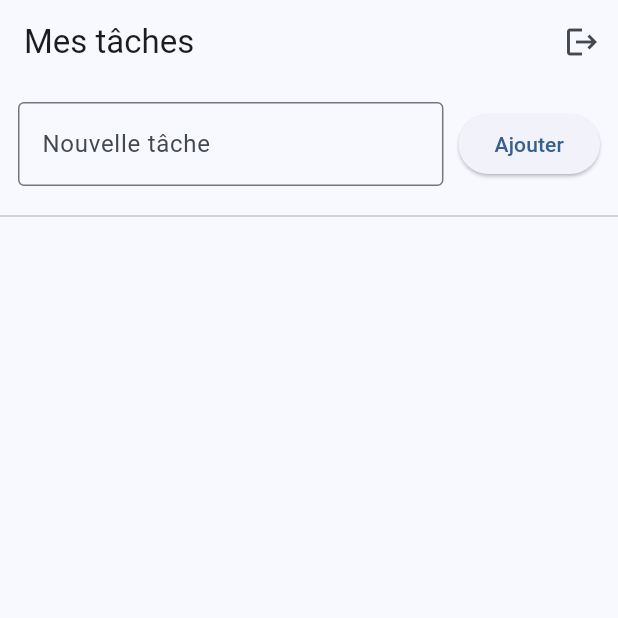
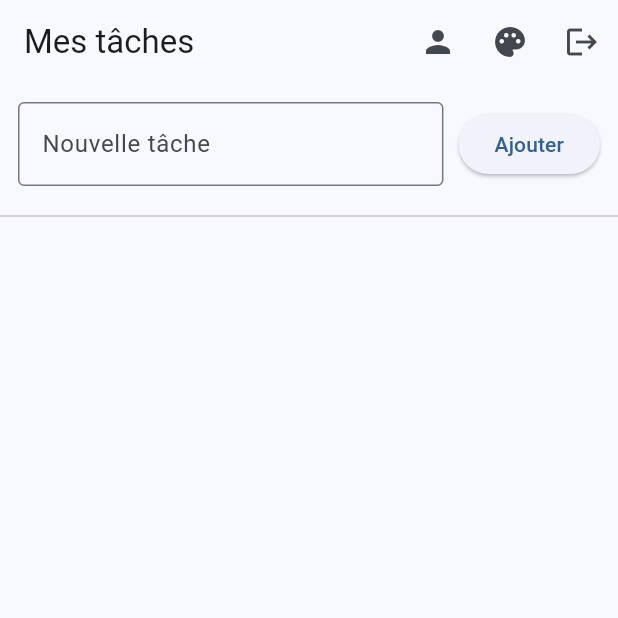
Before and after one commit to mouadmoudid/todo, a Flutter app: the screen it shows after launch, after a tap on "Se connecter", after a tap on "Continuer avec Google", on a phone screen of 412 x 824 dp, the top half of it. Run offline on Flutter 3.47's test engine with Material 3 defaults, Android fonts, the phone set to English and light mode, and no system bars; our stand-ins replace cloud_firestore, firebase_auth, firebase_core, google_sign_in, shared_preferences; accounts and stored records are empty.

Commit message:
theme + info du compte

```diff
--- a/lib/main.dart
+++ b/lib/main.dart
@@ -3,6 +3,7 @@ import 'package:firebase_core/firebase_core.dart';
 import 'package:firebase_auth/firebase_auth.dart';
 import 'firebase_options.dart';
 import 'pages/login_page.dart';
+import 'services/settings_service.dart';
 
 void main() async {
   WidgetsFlutterBinding.ensureInitialized();
@@ -11,28 +12,58 @@ void main() async {
   );
   // Set the language for Firebase Auth emails to use the device's locale
   await FirebaseAuth.instance.setLanguageCode(null);
+  await SettingsService().init();
   runApp(const MyApp());
 }
-
-class MyApp extends StatelessWidget {
+class MyApp extends StatefulWidget {
   const MyApp({super.key});
 
   @override
+  State<MyApp> createState() => _MyAppState();
+}
+
+class _MyAppState extends State<MyApp> {
+  final SettingsService _settings = SettingsService();
+
+  @override
+  void initState() {
+    super.initState();
+    _settings.addListener(_onSettingsChanged);
+  }
+
+  @override
+  void dispose() {
+    _settings.removeListener(_onSettingsChanged);
+    super.dispose();
+  }
+
+  void _onSettingsChanged() => setState(() {});
+
+  @override
   Widget build(BuildContext context) {
+    final s = _settings.settings;
+
     return MaterialApp(
       debugShowCheckedModeBanner: false,
       title: 'Todo App',
       theme: ThemeData(
         useMaterial3: true,
-        colorSchemeSeed: Colors.blue,
+        colorSchemeSeed: s.primaryColor,
         brightness: Brightness.light,
       ),
       darkTheme: ThemeData(
         useMaterial3: true,
-        colorSchemeSeed: Colors.blue,
+        colorSchemeSeed: s.primaryColor,
         brightness: Brightness.dark,
       ),
-      themeMode: ThemeMode.system,
+      themeMode: s.themeMode,
+      builder: (context, child) {
+        // Apply global text scale factor from settings
+        return MediaQuery(
+          data: MediaQuery.of(context).copyWith(textScaleFactor: s.textScaleFactor),
+          child: child ?? const SizedBox.shrink(),
+        );
+      },
       home: const LoginPage(),
     );
   }
--- /dev/null
+++ b/lib/models/app_settings.dart
@@ -0,0 +1,41 @@
+import 'package:flutter/material.dart';
+
+class AppSettings {
+  /// 0 = system, 1 = light, 2 = dark
+  final int themeModeIndex;
+  final int primaryColorValue;
+  final double textScaleFactor;
+
+  const AppSettings({
+    required this.themeModeIndex,
+    required this.primaryColorValue,
+    required this.textScaleFactor,
+  });
+
+  ThemeMode get themeMode {
+    switch (themeModeIndex) {
+      case 1:
+        return ThemeMode.light;
+      case 2:
+        return ThemeMode.dark;
+      default:
+        return ThemeMode.system;
+    }
+  }
+
+  Color get primaryColor => Color(primaryColorValue);
+
+  AppSettings copyWith({int? themeModeIndex, int? primaryColorValue, double? textScaleFactor}) {
+    return AppSettings(
+      themeModeIndex: themeModeIndex ?? this.themeModeIndex,
+      primaryColorValue: primaryColorValue ?? this.primaryColorValue,
+      textScaleFactor: textScaleFactor ?? this.textScaleFactor,
+    );
+  }
+
+  static const defaultSettings = AppSettings(
+    themeModeIndex: 0,
+    primaryColorValue: 0xFF2196F3, // default blue
+    textScaleFactor: 1.0,
+  );
+}
--- a/lib/pages/home_page.dart
+++ b/lib/pages/home_page.dart
@@ -4,6 +4,8 @@ import 'package:firebase_auth/firebase_auth.dart';
 
 import '../services/auth_service.dart';
 import 'login_page.dart';
+import 'profile_page.dart';
+import 'settings_page.dart';
 
 class HomePage extends StatefulWidget {
   const HomePage({super.key});
@@ -103,6 +105,16 @@ class _HomePageState extends State<HomePage> {
         title: const Text('Mes tâches'),
         actions: [
           IconButton(
+            icon: const Icon(Icons.person),
+            onPressed: () => Navigator.push(context, MaterialPageRoute(builder: (_) => const ProfilePage())),
+            tooltip: 'Profil',
+          ),
+          IconButton(
+            icon: const Icon(Icons.palette),
+            onPressed: () => Navigator.push(context, MaterialPageRoute(builder: (_) => const SettingsPage())),
+            tooltip: 'Paramètres',
+          ),
+          IconButton(
             icon: const Icon(Icons.logout),
             onPressed: _logout,
             tooltip: 'Déconnexion',
--- /dev/null
+++ b/lib/services/settings_service.dart
@@ -0,0 +1,57 @@
+import 'package:flutter/material.dart';
+import 'package:shared_preferences/shared_preferences.dart';
+
+import '../models/app_settings.dart';
+
+class SettingsService extends ChangeNotifier {
+  static const _keyThemeMode = 'theme_mode_index';
+  static const _keyPrimaryColor = 'primary_color_value';
+  static const _keyTextScale = 'text_scale_factor';
+
+  AppSettings _settings = AppSettings.defaultSettings;
+
+  AppSettings get settings => _settings;
+
+  static final SettingsService _instance = SettingsService._internal();
+
+  factory SettingsService() => _instance;
+
+  SettingsService._internal();
+
+  Future<void> init() async {
+    final prefs = await SharedPreferences.getInstance();
+
+    final themeIndex = prefs.getInt(_keyThemeMode) ?? AppSettings.defaultSettings.themeModeIndex;
+    final primaryColor = prefs.getInt(_keyPrimaryColor) ?? AppSettings.defaultSettings.primaryColorValue;
+    final textScale = prefs.getDouble(_keyTextScale) ?? AppSettings.defaultSettings.textScaleFactor;
+
+    _settings = AppSettings(
+      themeModeIndex: themeIndex,
+      primaryColorValue: primaryColor,
+      textScaleFactor: textScale,
+    );
+
+    notifyListeners();
+  }
+
+  Future<void> updateThemeMode(int index) async {
+    _settings = _settings.copyWith(themeModeIndex: index);
+    notifyListeners();
+    final prefs = await SharedPreferences.getInstance();
+    await prefs.setInt(_keyThemeMode, index);
+  }
+
+  Future<void> updatePrimaryColor(int colorValue) async {
+    _settings = _settings.copyWith(primaryColorValue: colorValue);
+    notifyListeners();
+    final prefs = await SharedPreferences.getInstance();
+    await prefs.setInt(_keyPrimaryColor, colorValue);
+  }
+
+  Future<void> updateTextScale(double scale) async {
+    _settings = _settings.copyWith(textScaleFactor: scale);
+    notifyListeners();
+    final prefs = await SharedPreferences.getInstance();
+    await prefs.setDouble(_keyTextScale, scale);
+  }
+}
--- a/pubspec.yaml
+++ b/pubspec.yaml
@@ -22,6 +22,7 @@ dependencies:
 
   # UI & Material
   cupertino_icons: ^1.0.5
+  shared_preferences: ^2.1.1
 
 dev_dependencies:
   flutter_test:
```
Also changed, not shown: lib/pages/profile_page.dart (added, +117 -0 lines), lib/pages/settings_page.dart (added, +109 -0 lines), pubspec.lock, 2 other files.
